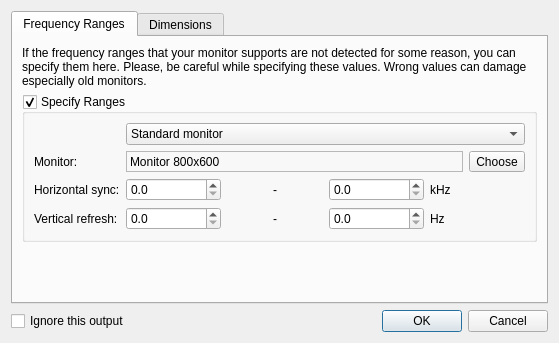
This is kde4/display-settings/ui/output.ui in pars-linux/uludag as Qt 5 draws it before an edit. The edited form follows.
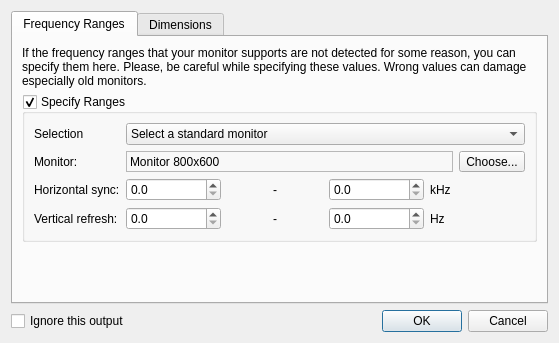
This is the edited form.

Commit message: Monitor selection fixes

```diff
--- a/kde4/display-settings/ui/output.ui
+++ b/kde4/display-settings/ui/output.ui
@@ -48,7 +48,7 @@
             <item row="0" column="0">
              <widget class="QLabel" name="label_8">
               <property name="text">
-               <string/>
+               <string>Selection</string>
               </property>
              </widget>
             </item>
@@ -56,7 +56,7 @@
              <widget class="QComboBox" name="monitorType">
               <item>
                <property name="text">
-                <string>Standard monitor</string>
+                <string>Select a standard monitor</string>
                </property>
               </item>
               <item>
@@ -99,7 +99,7 @@
               <item>
                <widget class="QToolButton" name="browseMonitorsButton">
                 <property name="text">
-                 <string>Choose</string>
+                 <string>Choose...</string>
                 </property>
                </widget>
               </item>
```
Left out of the diff: 4 changed lines with no effect on the pictures. The commit also changes 1 other file.
